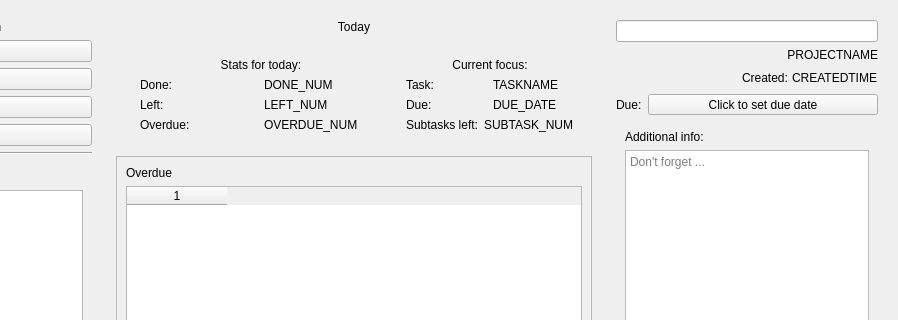
The window that src/mainwindow.ui (fefumo/todoapp) describes before a commit, drawn with Qt 5; both pictures show x 166 to 1064 and y 0 to 320 of the 1064 by 1046 pixel window.
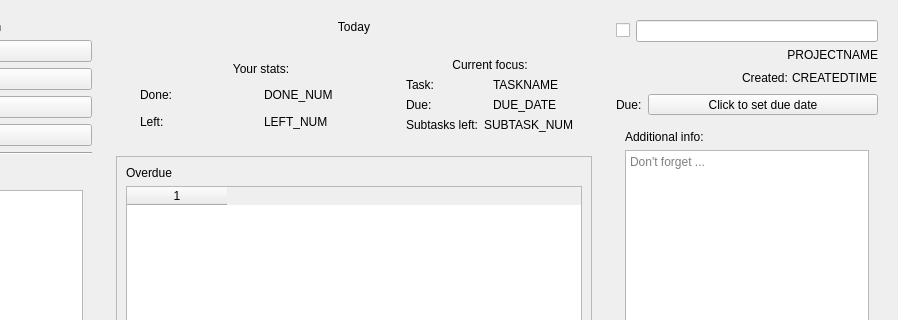
The same window after the commit. Custom widgets are drawn as their Qt base class.

Commit message: :construction: today's page stats & focus

Diff of the .ui file:
```diff
--- a/src/mainwindow.ui
+++ b/src/mainwindow.ui
@@ -142,7 +142,7 @@
              <item>
               <widget class="QLabel" name="statsForTodayTitle">
                <property name="text">
-                <string>Stats for today:</string>
+                <string>Your stats:</string>
                </property>
                <property name="alignment">
                 <set>Qt::AlignmentFlag::AlignCenter</set>
@@ -185,24 +185,6 @@
                </item>
               </layout>
              </item>
-             <item>
-              <layout class="QHBoxLayout" name="overdueHorLayout">
-               <item>
-                <widget class="QLabel" name="statsOverdueTitle">
-                 <property name="text">
-                  <string>Overdue:</string>
-                 </property>
-                </widget>
-               </item>
-               <item>
-                <widget class="QLabel" name="overdueNum">
-                 <property name="text">
-                  <string>OVERDUE_NUM</string>
-                 </property>
-                </widget>
-               </item>
-              </layout>
-             </item>
             </layout>
            </widget>
           </item>
@@ -447,7 +429,18 @@
      </property>
      <layout class="QVBoxLayout" name="verticalLayout_5">
       <item>
-       <widget class="QLineEdit" name="taskNameEdit"/>
+       <layout class="QHBoxLayout" name="horizontalLayout_3">
+        <item>
+         <widget class="QCheckBox" name="checkDone">
+          <property name="text">
+           <string/>
+          </property>
+         </widget>
+        </item>
+        <item>
+         <widget class="QLineEdit" name="taskNameEdit"/>
+        </item>
+       </layout>
       </item>
       <item>
        <widget class="QLabel" name="projectNameTitle">
```
Left out of the diff: 4 changed lines with no effect on the pictures. The commit also changes 4 other files.
